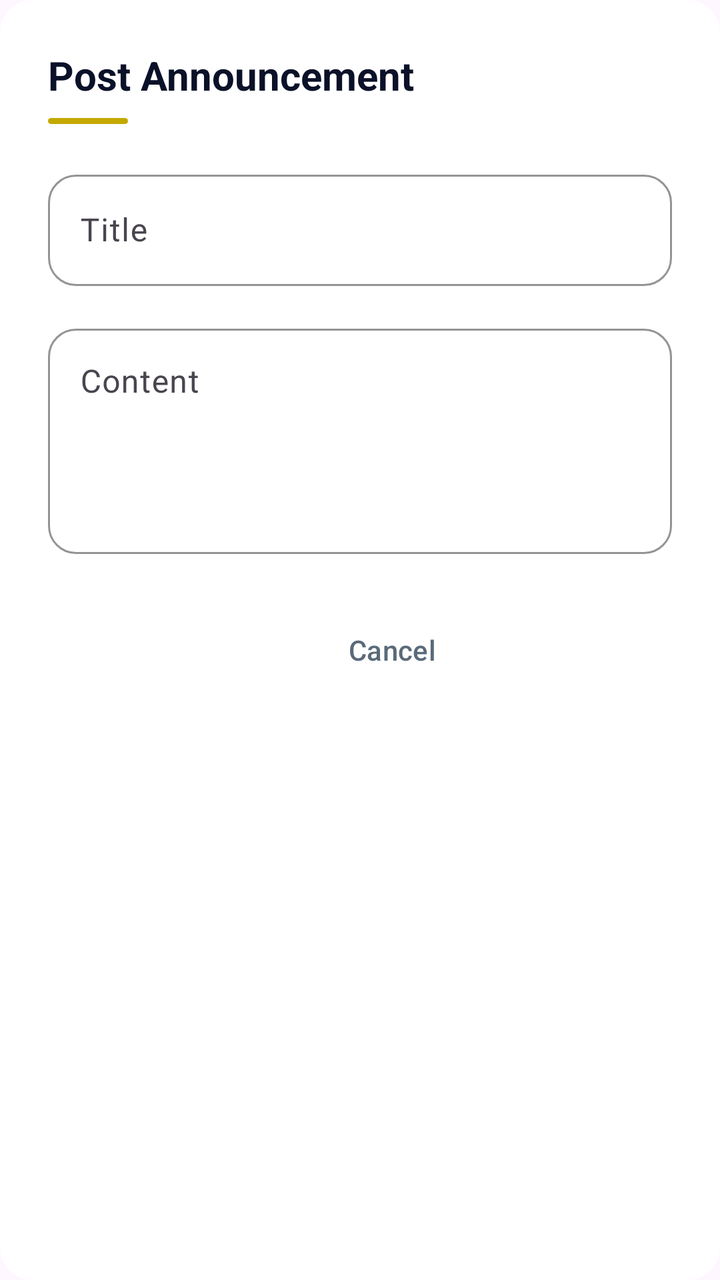
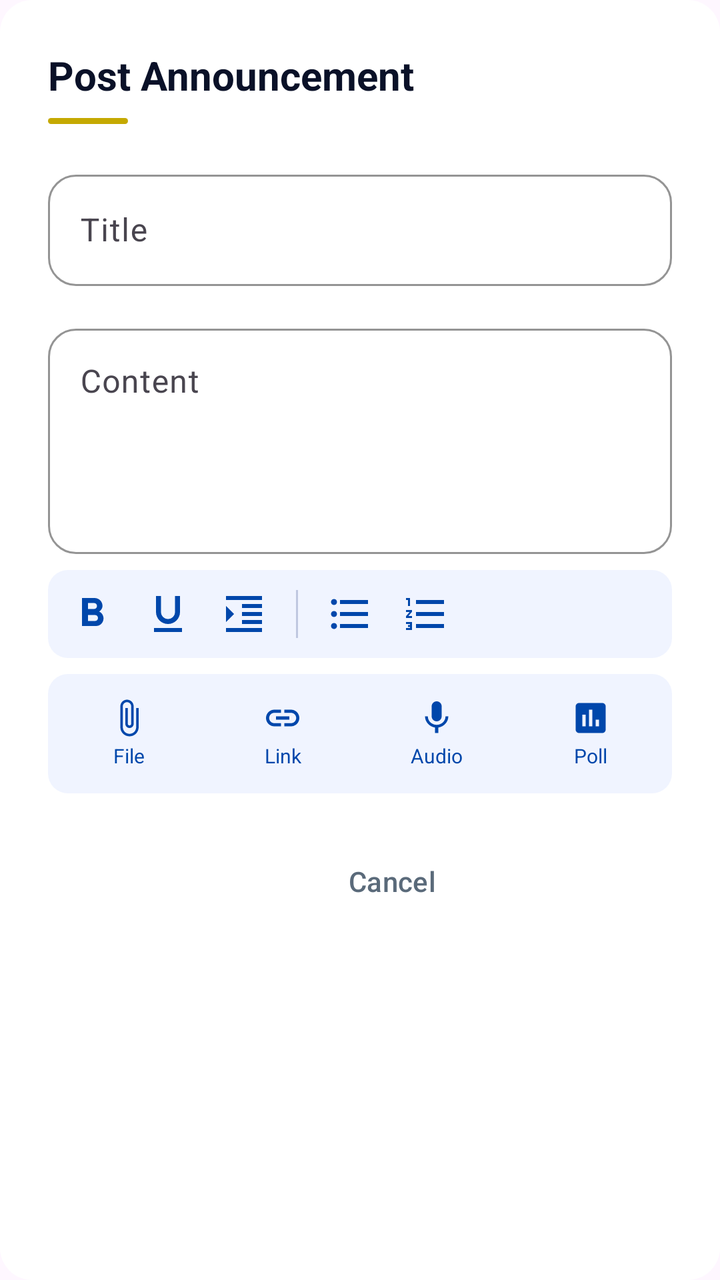

Two renders of the same Android screen: before a commit and after it. Below are the layout's source before the change and the commit's diff.
<!-- AndroidManifest.xml: application theme Theme.FBLAApp.Light -->
<!-- res/layout/dialog_add_announcement.xml -->
<?xml version="1.0" encoding="utf-8"?>
<LinearLayout xmlns:android="http://schemas.android.com/apk/res/android"
    xmlns:app="http://schemas.android.com/apk/res-auto"
    android:layout_width="match_parent"
    android:layout_height="wrap_content"
    android:orientation="vertical"
    android:padding="24dp"
    android:background="@drawable/rounded_card_background">

    <TextView
        android:id="@+id/dialogTitle"
        android:layout_width="wrap_content"
        android:layout_height="wrap_content"
        android:text="Post Announcement"
        android:textColor="@color/navy"
        android:textSize="20sp"
        android:textStyle="bold" />

    
    <View
        android:layout_width="40dp"
        android:layout_height="3dp"
        android:layout_marginTop="8dp"
        android:layout_marginBottom="20dp"
        android:background="@drawable/gold_accent_line" />

    <com.google.android.material.textfield.TextInputLayout
        android:layout_width="match_parent"
        android:layout_height="wrap_content"
        android:hint="Title"
        app:boxCornerRadiusTopStart="14dp"
        app:boxCornerRadiusTopEnd="14dp"
        app:boxCornerRadiusBottomStart="14dp"
        app:boxCornerRadiusBottomEnd="14dp"
        app:boxStrokeColor="@color/cobalt"
        app:hintTextColor="@color/cobalt"
        style="@style/Widget.Material3.TextInputLayout.OutlinedBox"
        android:layout_marginBottom="16dp">

        <com.google.android.material.textfield.TextInputEditText
            android:id="@+id/editTitle"
            android:layout_width="match_parent"
            android:layout_height="wrap_content"
            android:inputType="textCapSentences"
            android:maxLines="2"
            android:textColor="@color/text_primary" />

    </com.google.android.material.textfield.TextInputLayout>

    <com.google.android.material.textfield.TextInputLayout
        android:layout_width="match_parent"
        android:layout_height="wrap_content"
        android:hint="Content"
        app:boxCornerRadiusTopStart="14dp"
        app:boxCornerRadiusTopEnd="14dp"
        app:boxCornerRadiusBottomStart="14dp"
        app:boxCornerRadiusBottomEnd="14dp"
        app:boxStrokeColor="@color/cobalt"
        app:hintTextColor="@color/cobalt"
        style="@style/Widget.Material3.TextInputLayout.OutlinedBox">

        <com.google.android.material.textfield.TextInputEditText
            android:id="@+id/editContent"
            android:layout_width="match_parent"
            android:layout_height="wrap_content"
            android:inputType="textMultiLine|textCapSentences"
            android:minLines="4"
            android:gravity="top"
            android:textColor="@color/text_primary" />

    </com.google.android.material.textfield.TextInputLayout>

    <LinearLayout
        android:layout_width="match_parent"
        android:layout_height="wrap_content"
        android:orientation="horizontal"
        android:gravity="end"
        android:layout_marginTop="24dp">

        <Button
            android:id="@+id/btnCancel"
            android:layout_width="wrap_content"
            android:layout_height="wrap_content"
            android:text="@string/cancel"
            android:textColor="@color/text_secondary"
            android:textAllCaps="false"
            style="@style/Widget.Material3.Button.TextButton" />

        <Button
            android:id="@+id/btnPost"
            android:layout_width="wrap_content"
            android:layout_height="wrap_content"
            android:text="Post"
            android:textAllCaps="false"
            android:layout_marginStart="8dp"
            style="@style/FBLAButton" />

    </LinearLayout>

</LinearLayout>
<!-- resources referenced by this layout -->
<resources>
  <!-- unchanged entries left out for length: 12 -->
</resources>

<!-- the commit's change to res/layout/dialog_add_announcement.xml (unified diff, before → after) -->
@@ -24,6 +24,7 @@
         android:layout_marginBottom="20dp"
         android:background="@drawable/gold_accent_line" />
 
+    
     <com.google.android.material.textfield.TextInputLayout
         android:layout_width="match_parent"
         android:layout_height="wrap_content"
@@ -47,6 +48,7 @@
 
     </com.google.android.material.textfield.TextInputLayout>
 
+    
     <com.google.android.material.textfield.TextInputLayout
         android:layout_width="match_parent"
         android:layout_height="wrap_content"
@@ -70,12 +72,241 @@
 
     </com.google.android.material.textfield.TextInputLayout>
 
+    
+    <LinearLayout
+        android:layout_width="match_parent"
+        android:layout_height="wrap_content"
+        android:orientation="horizontal"
+        android:gravity="center_vertical"
+        android:layout_marginTop="8dp"
+        android:paddingVertical="4dp"
+        android:paddingHorizontal="4dp"
+        android:background="@drawable/toolbar_format_background">
+
+        
+        <ImageButton
+            android:id="@+id/btnFormatBold"
+            android:layout_width="36dp"
+            android:layout_height="36dp"
+            android:src="@drawable/ic_format_bold"
+            android:background="@drawable/toolbar_btn_background"
+            android:scaleType="centerInside"
+            android:padding="6dp"
+            android:contentDescription="Bold"
+            app:tint="@color/cobalt" />
+
+        
+        <ImageButton
+            android:id="@+id/btnFormatUnderline"
+            android:layout_width="36dp"
+            android:layout_height="36dp"
+            android:src="@drawable/ic_format_underline"
+            android:background="@drawable/toolbar_btn_background"
+            android:scaleType="centerInside"
+            android:padding="6dp"
+            android:layout_marginStart="2dp"
+            android:contentDescription="Underline"
+            app:tint="@color/cobalt" />
+
+        
+        <ImageButton
+            android:id="@+id/btnFormatIndent"
+            android:layout_width="36dp"
+            android:layout_height="36dp"
+            android:src="@drawable/ic_format_indent"
+            android:background="@drawable/toolbar_btn_background"
+            android:scaleType="centerInside"
+            android:padding="6dp"
+            android:layout_marginStart="2dp"
+            android:contentDescription="Indent"
+            app:tint="@color/cobalt" />
+
+        
+        <View
+            android:layout_width="1dp"
+            android:layout_height="24dp"
+            android:background="#C0C8E0"
+            android:layout_marginHorizontal="8dp" />
+
+        
+        <ImageButton
+            android:id="@+id/btnFormatBulletList"
+            android:layout_width="36dp"
+            android:layout_height="36dp"
+            android:src="@drawable/ic_format_list_bulleted"
+            android:background="@drawable/toolbar_btn_background"
+            android:scaleType="centerInside"
+            android:padding="6dp"
+            android:contentDescription="Bullet List"
+            app:tint="@color/cobalt" />
+
+        
+        <ImageButton
+            android:id="@+id/btnFormatNumberList"
+            android:layout_width="36dp"
+            android:layout_height="36dp"
+            android:src="@drawable/ic_format_list_numbered"
+            android:background="@drawable/toolbar_btn_background"
+            android:scaleType="centerInside"
+            android:padding="6dp"
+            android:layout_marginStart="2dp"
+            android:contentDescription="Numbered List"
+            app:tint="@color/cobalt" />
+
+    </LinearLayout>
+
+    
+    <LinearLayout
+        android:layout_width="match_parent"
+        android:layout_height="wrap_content"
+        android:orientation="horizontal"
+        android:gravity="center_vertical"
+        android:layout_marginTop="8dp"
+        android:paddingVertical="6dp"
+        android:paddingHorizontal="4dp"
+        android:background="@drawable/toolbar_format_background">
+
+        
+        <LinearLayout
+            android:id="@+id/btnAttachFile"
+            android:layout_width="0dp"
+            android:layout_weight="1"
+            android:layout_height="wrap_content"
+            android:orientation="vertical"
+            android:gravity="center"
+            android:padding="6dp"
+            android:background="@drawable/toolbar_btn_background"
+            android:clickable="true"
+            android:focusable="true">
+
+            <ImageView
+                android:layout_width="20dp"
+                android:layout_height="20dp"
+                android:src="@drawable/ic_attach_file"
+                app:tint="@color/cobalt"
+                android:contentDescription="Attach File" />
+
+            <TextView
+                android:layout_width="wrap_content"
+                android:layout_height="wrap_content"
+                android:text="File"
+                android:textSize="10sp"
+                android:textColor="@color/cobalt"
+                android:layout_marginTop="2dp" />
+
+        </LinearLayout>
+
+        
+        <LinearLayout
+            android:id="@+id/btnAttachLink"
+            android:layout_width="0dp"
+            android:layout_weight="1"
+            android:layout_height="wrap_content"
+            android:orientation="vertical"
+            android:gravity="center"
+            android:padding="6dp"
+            android:layout_marginStart="4dp"
+            android:background="@drawable/toolbar_btn_background"
+            android:clickable="true"
+            android:focusable="true">
+
+            <ImageView
+                android:layout_width="20dp"
+                android:layout_height="20dp"
+                android:src="@drawable/ic_attach_link"
+                app:tint="@color/cobalt"
+                android:contentDescription="Attach Link" />
+
+            <TextView
+                android:layout_width="wrap_content"
+                android:layout_height="wrap_content"
+                android:text="Link"
+                android:textSize="10sp"
+                android:textColor="@color/cobalt"
+                android:layout_marginTop="2dp" />
+
+        </LinearLayout>
+
+        
+        <LinearLayout
+            android:id="@+id/btnAttachAudio"
+            android:layout_width="0dp"
+            android:layout_weight="1"
+            android:layout_height="wrap_content"
+            android:orientation="vertical"
+            android:gravity="center"
+            android:padding="6dp"
+            android:layout_marginStart="4dp"
+            android:background="@drawable/toolbar_btn_background"
+            android:clickable="true"
+            android:focusable="true">
+
+            <ImageView
+                android:layout_width="20dp"
+                android:layout_height="20dp"
+                android:src="@drawable/ic_attach_audio"
+                app:tint="@color/cobalt"
+                android:contentDescription="Attach Audio" />
+
+            <TextView
+                android:layout_width="wrap_content"
+                android:layout_height="wrap_content"
+                android:text="Audio"
+                android:textSize="10sp"
+                android:textColor="@color/cobalt"
+                android:layout_marginTop="2dp" />
+
+        </LinearLayout>
+
+        
+        <LinearLayout
+            android:id="@+id/btnAttachPoll"
+            android:layout_width="0dp"
+            android:layout_weight="1"
+            android:layout_height="wrap_content"
+            android:orientation="vertical"
+            android:gravity="center"
+            android:padding="6dp"
+            android:layout_marginStart="4dp"
+            android:background="@drawable/toolbar_btn_background"
+            android:clickable="true"
+            android:focusable="true">
+
+            <ImageView
+                android:layout_width="20dp"
+                android:layout_height="20dp"
+                android:src="@drawable/ic_attach_poll"
+                app:tint="@color/cobalt"
+                android:contentDescription="Attach Poll" />
+
+            <TextView
+                android:layout_width="wrap_content"
+                android:layout_height="wrap_content"
+                android:text="Poll"
+                android:textSize="10sp"
+                android:textColor="@color/cobalt"
+                android:layout_marginTop="2dp" />
+
+        </LinearLayout>
+
+    </LinearLayout>
+
+    
+    <LinearLayout
+        android:id="@+id/layoutAttachmentChips"
+        android:layout_width="match_parent"
+        android:layout_height="wrap_content"
+        android:orientation="vertical"
+        android:layout_marginTop="8dp"
+        android:visibility="gone" />
+
+    
     <LinearLayout
         android:layout_width="match_parent"
         android:layout_height="wrap_content"
         android:orientation="horizontal"
         android:gravity="end"
-        android:layout_marginTop="24dp">
+        android:layout_marginTop="20dp">
 
         <Button
             android:id="@+id/btnCancel"
<!-- resource entries referenced after the edit -->
@@ -1,5 +1,133 @@
 <!-- resources referenced by this layout -->
 <resources>
+  <!-- drawable ic_attach_audio (drawable) -->
+  <?xml version="1.0" encoding="utf-8"?>
+  <vector xmlns:android="http://schemas.android.com/apk/res/android"
+      android:width="24dp"
+      android:height="24dp"
+      android:viewportWidth="24"
+      android:viewportHeight="24">
+      <path
+          android:fillColor="#0047AB"
+          android:pathData="M12,14c1.66,0 2.99,-1.34 2.99,-3L15,5c0,-1.66 -1.34,-3 -3,-3S9,3.34 9,5v6c0,1.66 1.34,3 3,3zM17.3,11c0,3 -2.54,5.1 -5.3,5.1S6.7,14 6.7,11H5c0,3.41 2.72,6.23 6,6.72V21h2v-3.28c3.28,-0.48 6,-3.3 6,-6.72h-1.7z"/>
+  </vector>
+  <!-- drawable ic_attach_file (drawable) -->
+  <?xml version="1.0" encoding="utf-8"?>
+  <vector xmlns:android="http://schemas.android.com/apk/res/android"
+      android:width="24dp"
+      android:height="24dp"
+      android:viewportWidth="24"
+      android:viewportHeight="24">
+      <path
+          android:fillColor="#0047AB"
+          android:pathData="M16.5,6v11.5c0,2.21 -1.79,4 -4,4s-4,-1.79 -4,-4V5c0,-1.38 1.12,-2.5 2.5,-2.5s2.5,1.12 2.5,2.5v10.5c0,0.55 -0.45,1 -1,1s-1,-0.45 -1,-1V6H10v9.5c0,1.38 1.12,2.5 2.5,2.5s2.5,-1.12 2.5,-2.5V5c0,-2.21 -1.79,-4 -4,-4S7,2.79 7,5v12.5c0,3.04 2.46,5.5 5.5,5.5s5.5,-2.46 5.5,-5.5V6h-1.5z"/>
+  </vector>
+  <!-- drawable ic_attach_link (drawable) -->
+  <?xml version="1.0" encoding="utf-8"?>
+  <vector xmlns:android="http://schemas.android.com/apk/res/android"
+      android:width="24dp"
+      android:height="24dp"
+      android:viewportWidth="24"
+      android:viewportHeight="24">
+      <path
+          android:fillColor="#0047AB"
+          android:pathData="M3.9,12c0,-1.71 1.39,-3.1 3.1,-3.1h4V7H7c-2.76,0 -5,2.24 -5,5s2.24,5 5,5h4v-1.9H7c-1.71,0 -3.1,-1.39 -3.1,-3.1zM8,13h8v-2H8v2zM17,7h-4v1.9h4c1.71,0 3.1,1.39 3.1,3.1s-1.39,3.1 -3.1,3.1h-4V17h4c2.76,0 5,-2.24 5,-5s-2.24,-5 -5,-5z"/>
+  </vector>
+  <!-- drawable ic_attach_poll (drawable) -->
+  <?xml version="1.0" encoding="utf-8"?>
+  <vector xmlns:android="http://schemas.android.com/apk/res/android"
+      android:width="24dp"
+      android:height="24dp"
+      android:viewportWidth="24"
+      android:viewportHeight="24">
+      <path
+          android:fillColor="#0047AB"
+          android:pathData="M19,3H5c-1.1,0 -2,0.9 -2,2v14c0,1.1 0.9,2 2,2h14c1.1,0 2,-0.9 2,-2V5c0,-1.1 -0.9,-2 -2,-2zM9,17H7v-7h2v7zM13,17h-2V7h2v10zM17,17h-2v-4h2v4z"/>
+  </vector>
+  <!-- drawable ic_format_bold (drawable) -->
+  <?xml version="1.0" encoding="utf-8"?>
+  <vector xmlns:android="http://schemas.android.com/apk/res/android"
+      android:width="24dp"
+      android:height="24dp"
+      android:viewportWidth="24"
+      android:viewportHeight="24">
+      <path
+          android:fillColor="#0047AB"
+          android:pathData="M15.6,10.79c0.97,-0.67 1.65,-1.77 1.65,-2.79 0,-2.26 -1.75,-4 -4,-4L7,4v14h7.04c2.09,0 3.71,-1.7 3.71,-3.79 0,-1.52 -0.86,-2.82 -2.15,-3.42zM10,6.5h3c0.83,0 1.5,0.67 1.5,1.5s-0.67,1.5 -1.5,1.5h-3v-3zM13.5,15.5L10,15.5v-3h3.5c0.83,0 1.5,0.67 1.5,1.5s-0.67,1.5 -1.5,1.5z"/>
+  </vector>
+  <!-- drawable ic_format_indent (drawable) -->
+  <?xml version="1.0" encoding="utf-8"?>
+  <vector xmlns:android="http://schemas.android.com/apk/res/android"
+      android:width="24dp"
+      android:height="24dp"
+      android:viewportWidth="24"
+      android:viewportHeight="24">
+      <path
+          android:fillColor="#0047AB"
+          android:pathData="M3,21h18v-2H3v2zM3,8v8l4,-4 -4,-4zM11,17h10v-2H11v2zM3,3v2h18V3H3zM11,9h10V7H11v2zM11,13h10v-2H11v2z"/>
+  </vector>
+  <!-- drawable ic_format_list_bulleted (drawable) -->
+  <?xml version="1.0" encoding="utf-8"?>
+  <vector xmlns:android="http://schemas.android.com/apk/res/android"
+      android:width="24dp"
+      android:height="24dp"
+      android:viewportWidth="24"
+      android:viewportHeight="24">
+      <path
+          android:fillColor="#0047AB"
+          android:pathData="M4,10.5c-0.83,0 -1.5,0.67 -1.5,1.5s0.67,1.5 1.5,1.5 1.5,-0.67 1.5,-1.5 -0.67,-1.5 -1.5,-1.5zM4,4.5c-0.83,0 -1.5,0.67 -1.5,1.5S3.17,7.5 4,7.5 5.5,6.83 5.5,6 4.83,4.5 4,4.5zM4,16.5c-0.83,0 -1.5,0.68 -1.5,1.5s0.68,1.5 1.5,1.5 1.5,-0.68 1.5,-1.5 -0.67,-1.5 -1.5,-1.5zM7,19h14v-2H7v2zM7,13h14v-2H7v2zM7,5v2h14V5H7z"/>
+  </vector>
+  <!-- drawable ic_format_list_numbered (drawable) -->
+  <?xml version="1.0" encoding="utf-8"?>
+  <vector xmlns:android="http://schemas.android.com/apk/res/android"
+      android:width="24dp"
+      android:height="24dp"
+      android:viewportWidth="24"
+      android:viewportHeight="24">
+      <path
+          android:fillColor="#0047AB"
+          android:pathData="M2,17h2v0.5H3v1h1v0.5H2v1h3v-4H2v1zM3,8h1V4H2v1h1v3zM2,11h1.8L2,13.1v0.9h3v-1H3.2L5,10.9V10H2v1zM7,5v2h14V5H7zM7,19h14v-2H7v2zM7,13h14v-2H7v2z"/>
+  </vector>
+  <!-- drawable ic_format_underline (drawable) -->
+  <?xml version="1.0" encoding="utf-8"?>
+  <vector xmlns:android="http://schemas.android.com/apk/res/android"
+      android:width="24dp"
+      android:height="24dp"
+      android:viewportWidth="24"
+      android:viewportHeight="24">
+      <path
+          android:fillColor="#0047AB"
+          android:pathData="M12,17c3.31,0 6,-2.69 6,-6V3h-2.5v8c0,1.93 -1.57,3.5 -3.5,3.5S8.5,12.93 8.5,11V3H6v8c0,3.31 2.69,6 6,6zM5,19v2h14v-2H5z"/>
+  </vector>
+  <!-- drawable toolbar_btn_background (drawable) -->
+  <?xml version="1.0" encoding="utf-8"?>
+  <selector xmlns:android="http://schemas.android.com/apk/res/android">
+      <item android:state_selected="true">
+          <shape android:shape="rectangle">
+              <solid android:color="#D6E3FF" />
+              <corners android:radius="6dp" />
+          </shape>
+      </item>
+      <item android:state_pressed="true">
+          <shape android:shape="rectangle">
+              <solid android:color="#E0EAFF" />
+              <corners android:radius="6dp" />
+          </shape>
+      </item>
+      <item>
+          <shape android:shape="rectangle">
+              <solid android:color="@android:color/transparent" />
+              <corners android:radius="6dp" />
+          </shape>
+      </item>
+  </selector>
+  <!-- drawable toolbar_format_background (drawable) -->
+  <?xml version="1.0" encoding="utf-8"?>
+  <shape xmlns:android="http://schemas.android.com/apk/res/android"
+      android:shape="rectangle">
+      <solid android:color="#F0F4FF" />
+      <corners android:radius="10dp" />
+  </shape>
   <!-- unchanged entries left out for length: 12 -->
 </resources>
 
